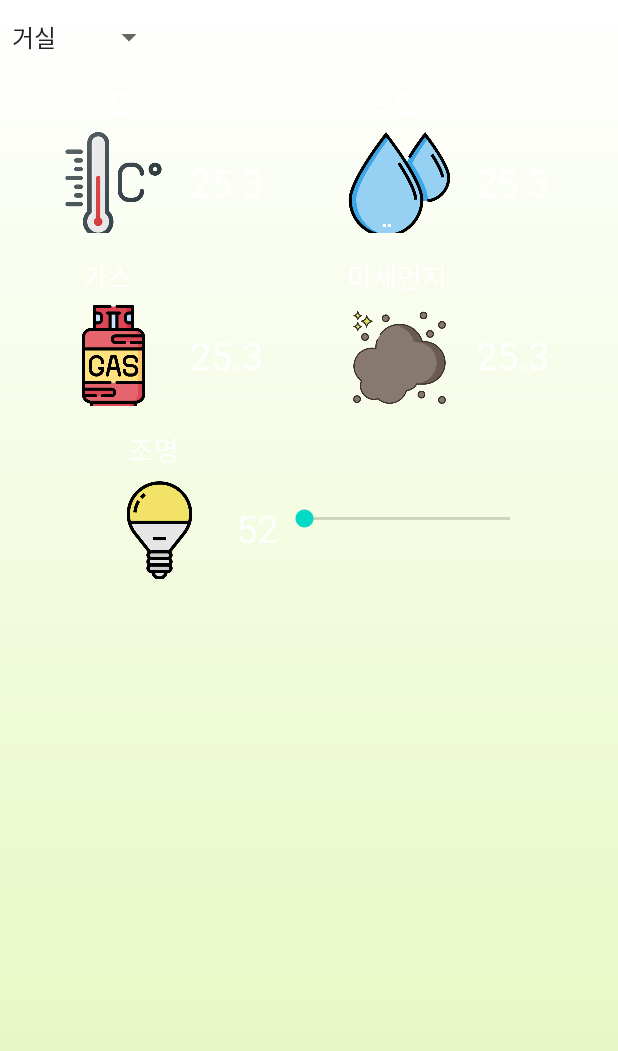
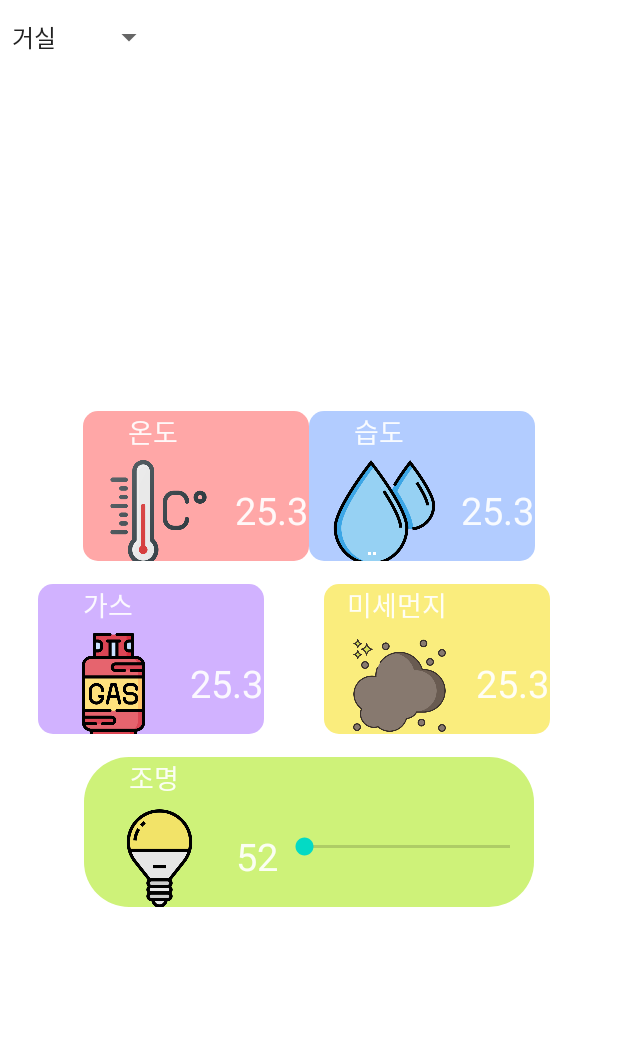
Before and after one commit to toy9910/Real-Time-IoT-App, an Android app: the screen it shows after launch (MainActivity), in the side drawer, after a tap on "방별 조회", on a phone screen of 412 x 824 dp. Shown: the top 1051 px of the screen. Run offline under Robolectric (Android 15) with nearby library versions, the phone set to English and light mode, and no system bars.

Commit message:
ADD UI EX

```diff
--- /dev/null
+++ b/DBwithFragment/app/src/main/res/drawable/border_blue.xml
@@ -0,0 +1,8 @@
+<?xml version="1.0" encoding="utf-8"?>
+<shape xmlns:android="http://schemas.android.com/apk/res/android" android:shape="rectangle">
+    <solid android:color="#B2CCFF" />
+    <stroke android:width="0dip" android:color="#B1BCBE" />
+    <corners android:radius="10dip" />
+    <padding android:bottom="0dip" android:left="0dip" android:right="0dip" android:top="0dip" />
+
+</shape>
--- /dev/null
+++ b/DBwithFragment/app/src/main/res/drawable/border_green.xml
@@ -0,0 +1,8 @@
+<?xml version="1.0" encoding="utf-8"?>
+<shape xmlns:android="http://schemas.android.com/apk/res/android" android:shape="rectangle">
+    <solid android:color="#CEF279" />
+    <stroke android:width="0dip" android:color="#B1BCBE" />
+    <corners android:radius="30dip" />
+    <padding android:bottom="0dip" android:left="0dip" android:right="0dip" android:top="0dip" />
+
+</shape>
--- /dev/null
+++ b/DBwithFragment/app/src/main/res/drawable/border_purple.xml
@@ -0,0 +1,8 @@
+<?xml version="1.0" encoding="utf-8"?>
+<shape xmlns:android="http://schemas.android.com/apk/res/android" android:shape="rectangle">
+    <solid android:color="#D1B2FF" />
+    <stroke android:width="0dip" android:color="#B1BCBE" />
+    <corners android:radius="10dip" />
+    <padding android:bottom="0dip" android:left="0dip" android:right="0dip" android:top="0dip" />
+
+</shape>
--- /dev/null
+++ b/DBwithFragment/app/src/main/res/drawable/border_red.xml
@@ -0,0 +1,8 @@
+<?xml version="1.0" encoding="utf-8"?>
+<shape xmlns:android="http://schemas.android.com/apk/res/android" android:shape="rectangle">
+    <solid android:color="#FFA7A7" />
+    <stroke android:width="0dip" android:color="#B1BCBE" />
+    <corners android:radius="10dip" />
+    <padding android:bottom="0dip" android:left="0dip" android:right="0dip" android:top="0dip" />
+
+</shape>
--- /dev/null
+++ b/DBwithFragment/app/src/main/res/drawable/border_yellow.xml
@@ -0,0 +1,8 @@
+<?xml version="1.0" encoding="utf-8"?>
+<shape xmlns:android="http://schemas.android.com/apk/res/android" android:shape="rectangle">
+    <solid android:color="#FAED7D" />
+    <stroke android:width="0dip" android:color="#B1BCBE" />
+    <corners android:radius="10dip" />
+    <padding android:bottom="0dip" android:left="0dip" android:right="0dip" android:top="0dip" />
+
+</shape>
--- /dev/null
+++ b/DBwithFragment/app/src/main/res/drawable/gradient_light.xml
@@ -0,0 +1,9 @@
+<?xml version="1.0" encoding="utf-8"?>
+<shape xmlns:android="http://schemas.android.com/apk/res/android">
+    <gradient
+        android:angle="45"
+        android:endColor="#353535"
+        android:centerColor="#FFFFFF"
+        android:startColor="#FFFFFF"/>
+
+</shape>
--- a/DBwithFragment/app/src/main/res/drawable/gradient.xml
+++ b/DBwithFragment/app/src/main/res/drawable/gradient_login.xml
@@ -2,7 +2,8 @@
 <shape xmlns:android="http://schemas.android.com/apk/res/android">
 <gradient
     android:angle="90"
-    android:endColor="#FFFFFF"
+    android:endColor="#E4F7BA"
+    android:centerColor="#FFFFFF"
     android:startColor="#E4F7BA"/>
 
 </shape>
--- /dev/null
+++ b/DBwithFragment/app/src/main/res/drawable/gradient_one.xml
@@ -0,0 +1,6 @@
+<?xml version="1.0" encoding="utf-8"?>
+<shape xmlns:android="http://schemas.android.com/apk/res/android">
+    <solid android:color="#FFFFFF" />
+
+
+</shape>
--- a/DBwithFragment/app/src/main/res/drawable/one_date_border.xml
+++ /dev/null
@@ -1,8 +0,0 @@
-<?xml version="1.0" encoding="utf-8"?>
-<selector xmlns:android="http://schemas.android.com/apk/res/android">
-    <solid android:color="#FFFFFF" />
-    <stroke android:width="3dip" android:color="#B1BCBE" />
-    <corners android:radius="10dip" />
-    <padding android:bottom="0dip" android:left="0dip" android:right="0dip" android:top="0dip" />
-
-</selector>
--- a/DBwithFragment/app/src/main/res/layout/fragment_change.xml
+++ b/DBwithFragment/app/src/main/res/layout/fragment_change.xml
@@ -5,7 +5,7 @@
     android:layout_height="match_parent"
     android:gravity="center"
     android:orientation="vertical"
-    android:background="@drawable/gradient">
+    android:background="@drawable/gradient_login">
 
     <LinearLayout
         android:layout_width="wrap_content"
--- a/DBwithFragment/app/src/main/res/layout/fragment_data.xml
+++ b/DBwithFragment/app/src/main/res/layout/fragment_data.xml
@@ -5,7 +5,7 @@
     android:orientation="vertical"
     android:id="@+id/back"
     android:layout_height="match_parent"
-    android:background="@drawable/gradient">
+    android:background="@drawable/gradient_login">
 
     <TextView
         android:layout_marginLeft="5dp"
--- a/DBwithFragment/app/src/main/res/layout/fragment_login.xml
+++ b/DBwithFragment/app/src/main/res/layout/fragment_login.xml
@@ -5,7 +5,7 @@
     android:layout_height="match_parent"
     android:gravity="center"
     android:orientation="vertical"
-    android:background="@drawable/gradient">
+    android:background="@drawable/gradient_login">
 
     <ImageView
         android:layout_width="180dp"
--- a/DBwithFragment/app/src/main/res/layout/fragment_one_data.xml
+++ b/DBwithFragment/app/src/main/res/layout/fragment_one_data.xml
@@ -1,10 +1,10 @@
 <?xml version="1.0" encoding="utf-8"?>
 <LinearLayout xmlns:android="http://schemas.android.com/apk/res/android"
+    android:id="@+id/one_back"
     android:layout_width="match_parent"
     android:layout_height="match_parent"
-    android:id="@+id/one_back"
-    android:orientation="vertical"
-    android:background="@drawable/gradient">
+    android:background="@drawable/gradient_one"
+    android:orientation="vertical">
 
     <androidx.appcompat.widget.AppCompatSpinner
         android:id="@+id/one_spinner"
@@ -13,17 +13,26 @@
         android:layout_marginTop="10dp"
         android:entries="@array/test" />
 
+
+    <LinearLayout
+        android:layout_width="match_parent"
+        android:layout_height="match_parent"
+        android:orientation="vertical"
+        android:gravity="center"
+        >
+
         <LinearLayout
             android:layout_width="match_parent"
             android:layout_height="wrap_content"
             android:layout_marginTop="15dp"
-        android:orientation="horizontal">
+            android:orientation="horizontal"
+            android:gravity="center">
 
             <LinearLayout
+
                 android:layout_width="wrap_content"
                 android:layout_height="100dp"
-            android:layout_marginLeft="25dp"
-            android:background="@drawable/one_date_border"
+                android:background="@drawable/border_red"
                 android:orientation="vertical">
 
                 <TextView
@@ -33,7 +42,7 @@
                     android:text="온도"
                     android:textAppearance="@style/TextAppearance.AppCompat.Body1"
                     android:textColor="#E9FFFFFF"
-                android:textSize="18dp"/>
+                    android:textSize="18dp" />
 
                 <LinearLayout
                     android:layout_width="wrap_content"
@@ -64,17 +73,17 @@
             <LinearLayout
                 android:layout_width="wrap_content"
                 android:layout_height="100dp"
-            android:layout_marginLeft="40dp"
-            android:orientation="vertical">
+                android:orientation="vertical"
+                android:background="@drawable/border_blue">
 
                 <TextView
                     android:layout_width="wrap_content"
                     android:layout_height="wrap_content"
                     android:layout_marginLeft="30dp"
                     android:text="습도"
+                    android:textAppearance="@style/TextAppearance.AppCompat.Body1"
                     android:textColor="#E9FFFFFF"
-                android:textAppearance="@style/TextAppearance.AppCompat.Body1"
-                android:textSize="18dp"/>
+                    android:textSize="18dp" />
 
                 <LinearLayout
                     android:layout_width="wrap_content"
@@ -96,13 +105,12 @@
                         android:layout_height="wrap_content"
                         android:layout_gravity="center_vertical"
                         android:gravity="center"
+                        android:text="25.3"
                         android:textColor="#E9FFFFFF"
-                    android:text="25.3"
                         android:textSize="25dp" />
                 </LinearLayout>
             </LinearLayout>
         </LinearLayout>
-
 
 
         <LinearLayout
@@ -110,20 +118,22 @@
             android:layout_height="wrap_content"
             android:layout_marginTop="15dp"
             android:orientation="horizontal">
+
             <LinearLayout
                 android:layout_width="wrap_content"
                 android:layout_height="100dp"
                 android:layout_marginLeft="25dp"
-            android:orientation="vertical">
+                android:orientation="vertical"
+                android:background="@drawable/border_purple">
 
                 <TextView
                     android:layout_width="wrap_content"
                     android:layout_height="wrap_content"
                     android:layout_marginLeft="30dp"
                     android:text="가스"
+                    android:textAppearance="@style/TextAppearance.AppCompat.Body1"
                     android:textColor="#E9FFFFFF"
-                android:textAppearance="@style/TextAppearance.AppCompat.Body1"
-                android:textSize="18dp"/>
+                    android:textSize="18dp" />
 
                 <LinearLayout
                     android:layout_width="wrap_content"
@@ -156,16 +166,17 @@
                 android:layout_width="wrap_content"
                 android:layout_height="100dp"
                 android:layout_marginLeft="40dp"
-            android:orientation="vertical">
+                android:orientation="vertical"
+                android:background="@drawable/border_yellow">
 
                 <TextView
                     android:layout_width="wrap_content"
                     android:layout_height="wrap_content"
                     android:layout_marginLeft="15dp"
                     android:text="미세먼지"
+                    android:textAppearance="@style/TextAppearance.AppCompat.Body1"
                     android:textColor="#E9FFFFFF"
-                android:textAppearance="@style/TextAppearance.AppCompat.Body1"
-                android:textSize="18dp"/>
+                    android:textSize="18dp" />
 
                 <LinearLayout
                     android:layout_width="wrap_content"
@@ -195,24 +206,22 @@
         </LinearLayout>
 
 
-
-
-
         <LinearLayout
             android:layout_width="wrap_content"
             android:layout_height="100dp"
             android:layout_gravity="center_horizontal"
             android:layout_marginTop="15dp"
-        android:orientation="vertical">
+            android:orientation="vertical"
+            android:background="@drawable/border_green">
 
             <TextView
                 android:layout_width="wrap_content"
                 android:layout_height="wrap_content"
                 android:layout_marginLeft="30dp"
                 android:text="조명"
+                android:textAppearance="@style/TextAppearance.AppCompat.Body1"
                 android:textColor="#E9FFFFFF"
-            android:textAppearance="@style/TextAppearance.AppCompat.Body1"
-            android:textSize="18dp"/>
+                android:textSize="18dp" />
 
             <LinearLayout
                 android:layout_width="300dp"
@@ -247,5 +256,7 @@
                     android:max="100" />
             </LinearLayout>
         </LinearLayout>
+    </LinearLayout>
+
 
 </LinearLayout>
--- /dev/null
+++ b/DBwithFragment/app/src/main/res/layout/light.xml
@@ -0,0 +1,14 @@
+<?xml version="1.0" encoding="utf-8"?>
+<LinearLayout xmlns:android="http://schemas.android.com/apk/res/android"
+    android:layout_width="match_parent"
+    android:layout_height="match_parent"
+    android:background="@drawable/gradient_light"
+    android:orientation="vertical">
+
+    <ImageView
+        android:layout_width="250dp"
+        android:layout_height="262dp"
+        android:layout_gravity="center"
+        android:src="@drawable/light22" />
+
+</LinearLayout>
```
Also changed, not shown: DBwithFragment/app/src/main/res/drawable-v24/house.png (added), DBwithFragment/app/src/main/res/drawable-v24/light.png (added), DBwithFragment/app/src/main/res/drawable-v24/light22.png (added). Lines whose indentation alone changed are shown as unchanged.
